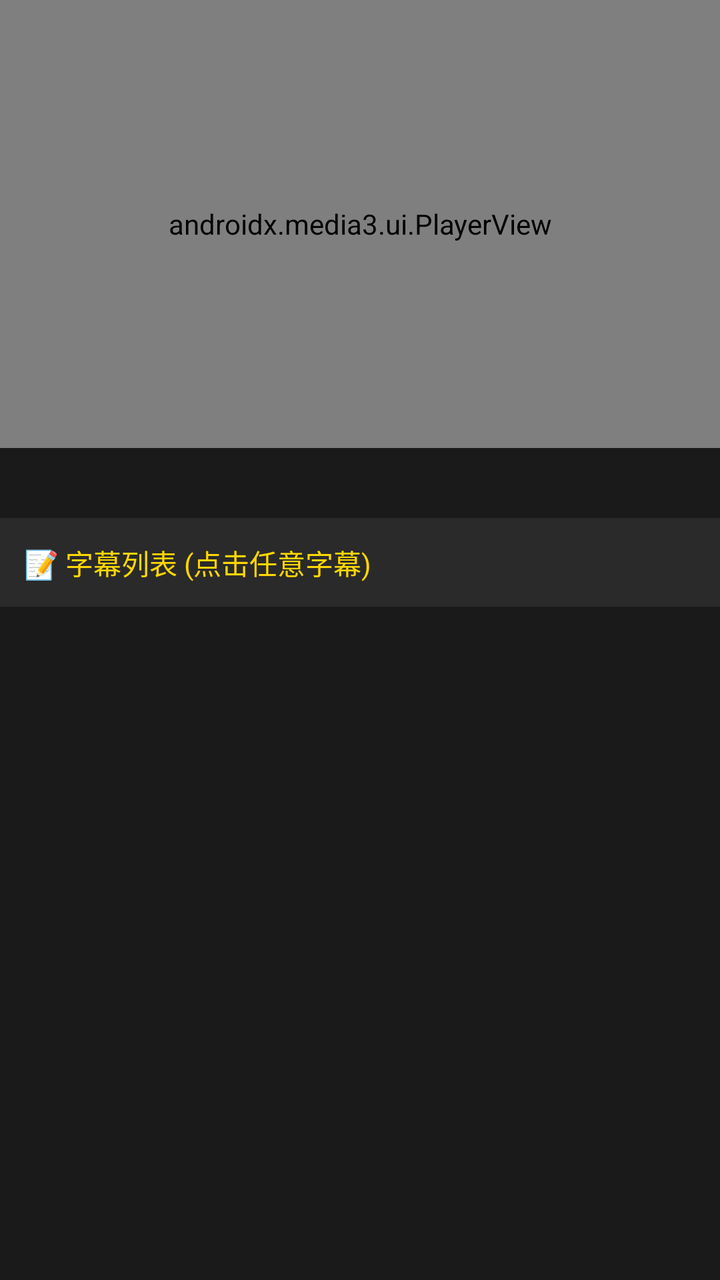
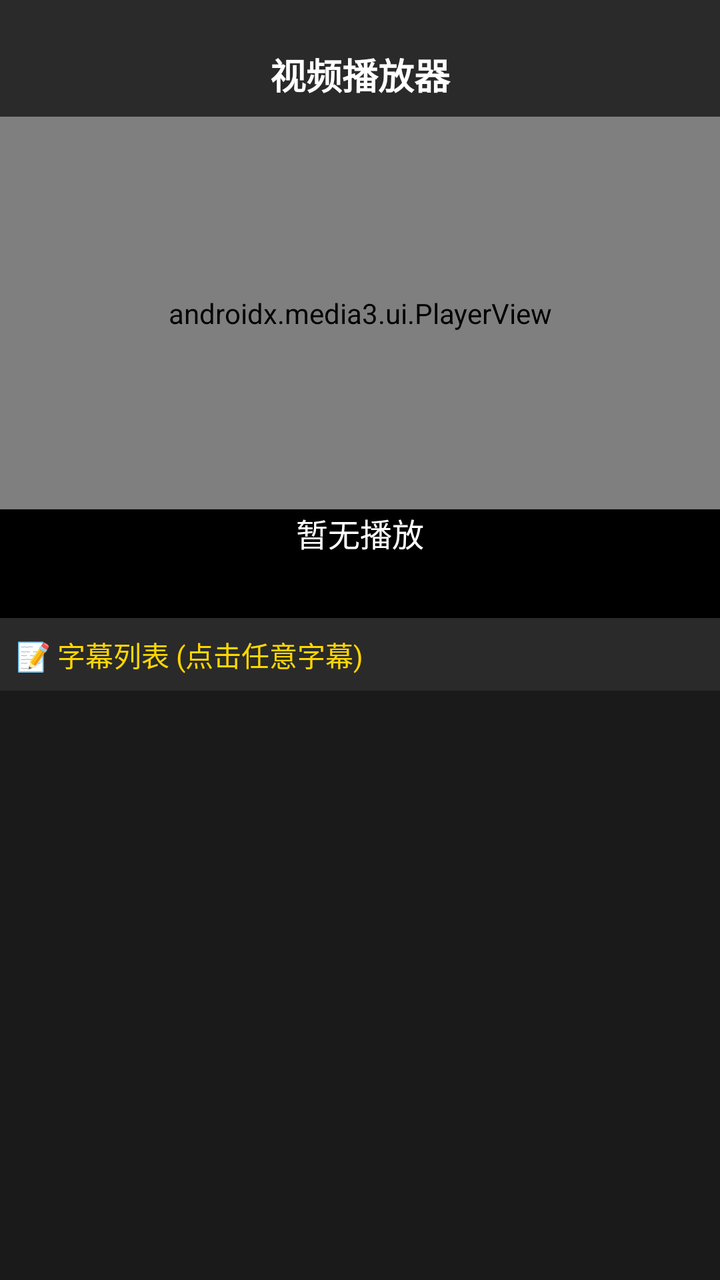

Two renders of the same Android screen: before a commit and after it. Below are the layout's source before the change and the commit's diff.
<!-- AndroidManifest.xml: application theme Theme.Player -->
<!-- res/layout/activity_player.xml -->
<?xml version="1.0" encoding="utf-8"?>
<LinearLayout xmlns:android="http://schemas.android.com/apk/res/android"
    xmlns:app="http://schemas.android.com/apk/res-auto"
    android:layout_width="match_parent"
    android:layout_height="match_parent"
    android:orientation="vertical"
    android:background="#000000">

    <androidx.media3.ui.PlayerView
        android:id="@+id/playerView"
        android:layout_width="match_parent"
        android:layout_height="0dp"
        android:layout_weight="4"
        app:use_controller="false"
        app:resize_mode="fit" />

    <TextView
        android:id="@+id/tvVideoName"
        android:layout_width="match_parent"
        android:layout_height="wrap_content"
        android:textColor="#FFFFFF"
        android:textSize="14sp"
        android:gravity="center"
        android:padding="8dp"
        android:background="#1a1a1a" />

    <TextView
        android:layout_width="match_parent"
        android:layout_height="wrap_content"
        android:text="📝 字幕列表 (点击任意字幕)"
        android:textColor="#FFD700"
        android:textSize="14sp"
        android:padding="12dp"
        android:background="#2a2a2a" />

    <androidx.recyclerview.widget.RecyclerView
        android:id="@+id/rvSubtitles"
        android:layout_width="match_parent"
        android:layout_height="0dp"
        android:layout_weight="6"
        android:background="#1a1a1a"
        android:padding="4dp" />

</LinearLayout>
<!-- resources referenced by this layout -->
<resources>
  <style name="Theme.Player" parent="Base.Theme.Player" />
  <style name="Base.Theme.Player" parent="Theme.Material3.DayNight.NoActionBar">
          
          
      </style>
</resources>

<!-- the commit's change to res/layout/activity_player.xml (unified diff, before → after) -->
@@ -4,35 +4,62 @@
     android:layout_width="match_parent"
     android:layout_height="match_parent"
     android:orientation="vertical"
-    android:background="#000000">
+    android:background="#000000"
+    android:fitsSystemWindows="true">
 
+    
+    <TextView
+        android:id="@+id/tvTitle"
+        android:layout_width="match_parent"
+        android:layout_height="wrap_content"
+        android:text="视频播放器"
+        android:textColor="#FFFFFF"
+        android:textSize="18sp"
+        android:textStyle="bold"
+        android:gravity="center"
+        android:paddingTop="24dp"
+        android:paddingBottom="8dp"
+        android:background="#2a2a2a" />
+
+    
     <androidx.media3.ui.PlayerView
         android:id="@+id/playerView"
         android:layout_width="match_parent"
         android:layout_height="0dp"
         android:layout_weight="4"
+        android:layout_marginTop="0dp"
+        android:layout_marginBottom="0dp"
         app:use_controller="false"
         app:resize_mode="fit" />
 
+    
     <TextView
-        android:id="@+id/tvVideoName"
+        android:id="@+id/tvCurrentSubtitle"
         android:layout_width="match_parent"
         android:layout_height="wrap_content"
+        android:text="暂无播放"
         android:textColor="#FFFFFF"
-        android:textSize="14sp"
-        android:gravity="center"
-        android:padding="8dp"
-        android:background="#1a1a1a" />
+        android:textSize="16sp"
+        android:gravity="top|center_horizontal"
+        android:paddingTop="0dp"
+        android:paddingBottom="12dp"
+        android:background="#000000"
+        android:minLines="2"
+        android:maxLines="3"
+        android:ellipsize="end"
+        android:layout_marginTop="0dp" />
 
+    
     <TextView
         android:layout_width="match_parent"
         android:layout_height="wrap_content"
         android:text="📝 字幕列表 (点击任意字幕)"
         android:textColor="#FFD700"
         android:textSize="14sp"
-        android:padding="12dp"
+        android:padding="8dp"
         android:background="#2a2a2a" />
 
+    
     <androidx.recyclerview.widget.RecyclerView
         android:id="@+id/rvSubtitles"
         android:layout_width="match_parent"
